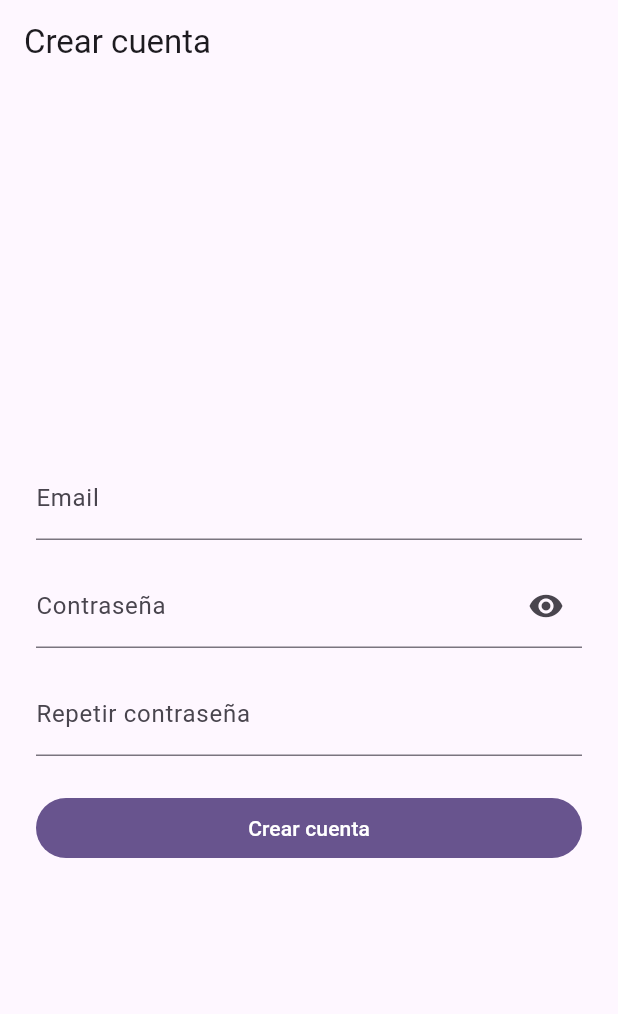
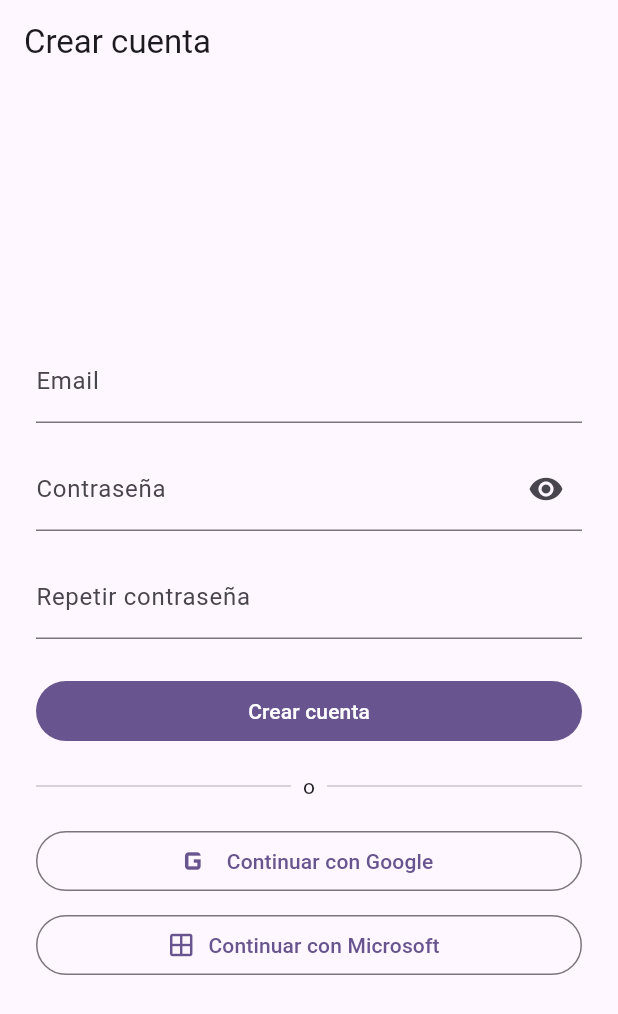
Before and after one commit to rusitogar/decide-app, a Flutter app: the SignUpScreen screen opened by its route, on a phone screen of 412 x 824 dp. Shown: the top 1014 px of the screen. Run offline on Flutter 3.47's test engine with Material 3 defaults, Android fonts, the phone set to English and light mode, and no system bars; our stand-ins replace cloud_firestore, equatable, firebase_analytics, firebase_auth, firebase_core, firebase_crashlytics and 4 more; accounts and stored records are empty; network calls fail.

Commit message:
Links de producto por opcion + login con Google y Microsoft
Cada opcion de una decision puede llevar un link externo opcional
(MercadoLibre, Amazon, YouTube, etc.) para ayudar a decidir. Se
guarda como texto plano en la opcion -no necesita Blaze- y se
muestra como boton "Ver producto" tanto al votar como en los
resultados.

Login social con Google y Microsoft via el flujo generico de OAuth
de Firebase (signInWithPopup en web, signInWithProvider en Android/
iOS) en vez del paquete google_sign_in: evita tener que registrar el
SHA-1 del certificado de firma en Firebase solo para Android. El
perfil se crea automaticamente en el primer login, reusando nombre y
foto que entrega el proveedor -esas fotos son URLs externas, asi que
se pueden mostrar ya mismo sin necesitar Firebase Storage/Blaze.

Microsoft requiere ademas registrar la app en Azure AD y cargar el
client ID/secret en la consola de Firebase; queda pendiente que el
usuario lo complete.

Co-Authored-By: Claude Sonnet 5 <noreply@anthropic.com>

```diff
--- a/lib/features/auth/data/auth_failure_mapper.dart
+++ b/lib/features/auth/data/auth_failure_mapper.dart
@@ -12,6 +12,9 @@ AuthFailure mapFirebaseAuthException(FirebaseAuthException e) {
     'user-disabled' => 'Esta cuenta fue deshabilitada.',
     'too-many-requests' => 'Demasiados intentos. Probá de nuevo en unos minutos.',
     'network-request-failed' => 'Error de conexión. Revisá tu internet.',
+    'account-exists-with-different-credential' =>
+      'Ya existe una cuenta con ese email usando otro método de inicio de sesión.',
+    'operation-not-allowed' => 'Este método de inicio de sesión no está habilitado todavía.',
     _ => 'No se pudo completar la operación. Intentá de nuevo.',
   };
   return AuthFailure(message);
--- a/lib/features/auth/domain/repositories/auth_repository.dart
+++ b/lib/features/auth/domain/repositories/auth_repository.dart
@@ -1,5 +1,7 @@
 import '../../../../core/error/result.dart';
 import '../entities/app_user.dart';
+
+enum OAuthProviderType { google, microsoft }
 
 abstract interface class AuthRepository {
   Stream<AppUser?> authStateChanges();
@@ -10,6 +12,10 @@ abstract interface class AuthRepository {
 
   Future<Result<AppUser>> signIn({required String email, required String password});
 
+  /// `Result.success(null)` significa que el usuario cerró el selector de
+  /// cuenta sin elegir ninguna (no es un error, no hay que mostrar mensaje).
+  Future<Result<AppUser?>> signInWithOAuth(OAuthProviderType provider);
+
   Future<Result<void>> signOut();
 
   Future<Result<void>> sendPasswordResetEmail(String email);
--- a/lib/features/auth/presentation/screens/sign_in_screen.dart
+++ b/lib/features/auth/presentation/screens/sign_in_screen.dart
@@ -3,6 +3,7 @@ import 'package:flutter_riverpod/flutter_riverpod.dart';
 import 'package:go_router/go_router.dart';
 
 import '../providers/auth_providers.dart';
+import '../widgets/oauth_buttons.dart';
 
 class SignInScreen extends ConsumerStatefulWidget {
   const SignInScreen({super.key});
@@ -115,6 +116,8 @@ class _SignInScreenState extends ConsumerState<SignInScreen> {
                       onPressed: () => context.push('/register'),
                       child: const Text('¿No tenés cuenta? Registrate'),
                     ),
+                    const SizedBox(height: 16),
+                    const OAuthButtons(),
                   ],
                 ),
               ),
--- a/lib/features/auth/presentation/screens/sign_up_screen.dart
+++ b/lib/features/auth/presentation/screens/sign_up_screen.dart
@@ -2,6 +2,7 @@ import 'package:flutter/material.dart';
 import 'package:flutter_riverpod/flutter_riverpod.dart';
 
 import '../providers/auth_providers.dart';
+import '../widgets/oauth_buttons.dart';
 
 class SignUpScreen extends ConsumerStatefulWidget {
   const SignUpScreen({super.key});
@@ -110,6 +111,8 @@ class _SignUpScreenState extends ConsumerState<SignUpScreen> {
                             )
                           : const Text('Crear cuenta'),
                     ),
+                    const SizedBox(height: 16),
+                    OAuthButtons(onSuccess: () => Navigator.of(context).pop()),
                   ],
                 ),
               ),
--- /dev/null
+++ b/lib/features/auth/presentation/widgets/oauth_buttons.dart
@@ -0,0 +1,53 @@
+import 'package:flutter/material.dart';
+import 'package:flutter_riverpod/flutter_riverpod.dart';
+
+import '../../domain/repositories/auth_repository.dart';
+import '../providers/auth_providers.dart';
+
+class OAuthButtons extends ConsumerWidget {
+  const OAuthButtons({super.key, this.onSuccess});
+
+  /// Se llama cuando el login termina bien (por ejemplo, para cerrar la
+  /// pantalla de registro y volver a la anterior).
+  final VoidCallback? onSuccess;
+
+  Future<void> _signIn(BuildContext context, WidgetRef ref, OAuthProviderType provider) async {
+    final result = await ref.read(authControllerProvider.notifier).signInWithOAuth(provider);
+    if (!context.mounted) return;
+    if (result.failure != null) {
+      ScaffoldMessenger.of(context).showSnackBar(SnackBar(content: Text(result.failure!.message)));
+    } else if (result.signedIn) {
+      onSuccess?.call();
+    }
+  }
+
+  @override
+  Widget build(BuildContext context, WidgetRef ref) {
+    final isLoading = ref.watch(authControllerProvider).isLoading;
+
+    return Column(
+      crossAxisAlignment: CrossAxisAlignment.stretch,
+      children: [
+        const Row(
+          children: [
+            Expanded(child: Divider()),
+            Padding(padding: EdgeInsets.symmetric(horizontal: 8), child: Text('o')),
+            Expanded(child: Divider()),
+          ],
+        ),
+        const SizedBox(height: 16),
+        OutlinedButton.icon(
+          onPressed: isLoading ? null : () => _signIn(context, ref, OAuthProviderType.google),
+          icon: const Icon(Icons.g_mobiledata, size: 28),
+          label: const Text('Continuar con Google'),
+        ),
+        const SizedBox(height: 8),
+        OutlinedButton.icon(
+          onPressed: isLoading ? null : () => _signIn(context, ref, OAuthProviderType.microsoft),
+          icon: const Icon(Icons.window_outlined, size: 20),
+          label: const Text('Continuar con Microsoft'),
+        ),
+      ],
+    );
+  }
+}
--- a/lib/features/decisions/domain/repositories/decision_repository.dart
+++ b/lib/features/decisions/domain/repositories/decision_repository.dart
@@ -12,7 +12,7 @@ abstract interface class DecisionRepository {
     required String title,
     required String description,
     required String category,
-    required List<String> optionTexts,
+    required List<({String text, String link})> options,
     DateTime? closesAt,
   });
 
--- a/lib/features/decisions/presentation/providers/decision_providers.dart
+++ b/lib/features/decisions/presentation/providers/decision_providers.dart
@@ -42,7 +42,7 @@ class CreateDecisionController extends AsyncNotifier<void> {
     required String title,
     required String description,
     required String category,
-    required List<String> optionTexts,
+    required List<({String text, String link})> options,
     DateTime? closesAt,
   }) async {
     state = const AsyncLoading();
@@ -51,7 +51,7 @@ class CreateDecisionController extends AsyncNotifier<void> {
           title: title,
           description: description,
           category: category,
-          optionTexts: optionTexts,
+          options: options,
           closesAt: closesAt,
         );
     state = const AsyncData(null);
--- a/lib/features/decisions/presentation/widgets/voting_section.dart
+++ b/lib/features/decisions/presentation/widgets/voting_section.dart
@@ -4,6 +4,7 @@ import 'package:flutter_riverpod/flutter_riverpod.dart';
 import '../../domain/entities/decision.dart';
 import '../../domain/entities/decision_option.dart';
 import '../providers/vote_providers.dart';
+import 'option_link_button.dart';
 
 class VotingSection extends ConsumerStatefulWidget {
   const VotingSection({
@@ -69,6 +70,7 @@ class _VotingSectionState extends ConsumerState<VotingSection> {
                 RadioListTile<String>(
                   contentPadding: EdgeInsets.zero,
                   title: Text(option.text),
+                  secondary: option.link.isEmpty ? null : OptionLinkButton(link: option.link),
                   value: option.id,
                 ),
               const SizedBox(height: 8),
@@ -158,6 +160,7 @@ class _ResultBar extends StatelessWidget {
                 style: TextStyle(fontWeight: isWinner ? FontWeight.bold : FontWeight.normal),
               ),
             ),
+            if (option.link.isNotEmpty) OptionLinkButton(link: option.link),
             if (isMyVote) const Padding(padding: EdgeInsets.only(right: 8), child: Text('Tu voto')),
             Text('${(pct * 100).round()}% ($votes)'),
           ],
--- a/pubspec.yaml
+++ b/pubspec.yaml
@@ -44,7 +44,7 @@ dependencies:
   firebase_auth: ^6.6.1
   cloud_firestore: ^6.9.0
   share_plus: ^13.3.0
-
+  url_launcher: ^6.3.2
 dev_dependencies:
   flutter_test:
     sdk: flutter
```
Also changed, not shown: lib/features/auth/data/repositories/auth_repository_impl.dart (+55 -12 lines), lib/features/auth/presentation/providers/auth_providers.dart (+13 -0 lines), lib/features/decisions/data/repositories/decision_repository_impl.dart (+15 -5 lines), lib/features/decisions/domain/entities/decision_option.dart (+7 -1 lines), lib/features/decisions/presentation/screens/create_decision_screen.dart (+49 -4 lines), lib/features/decisions/presentation/widgets/option_link_button.dart (added, +28 -0 lines), pubspec.lock, 1 other file.
